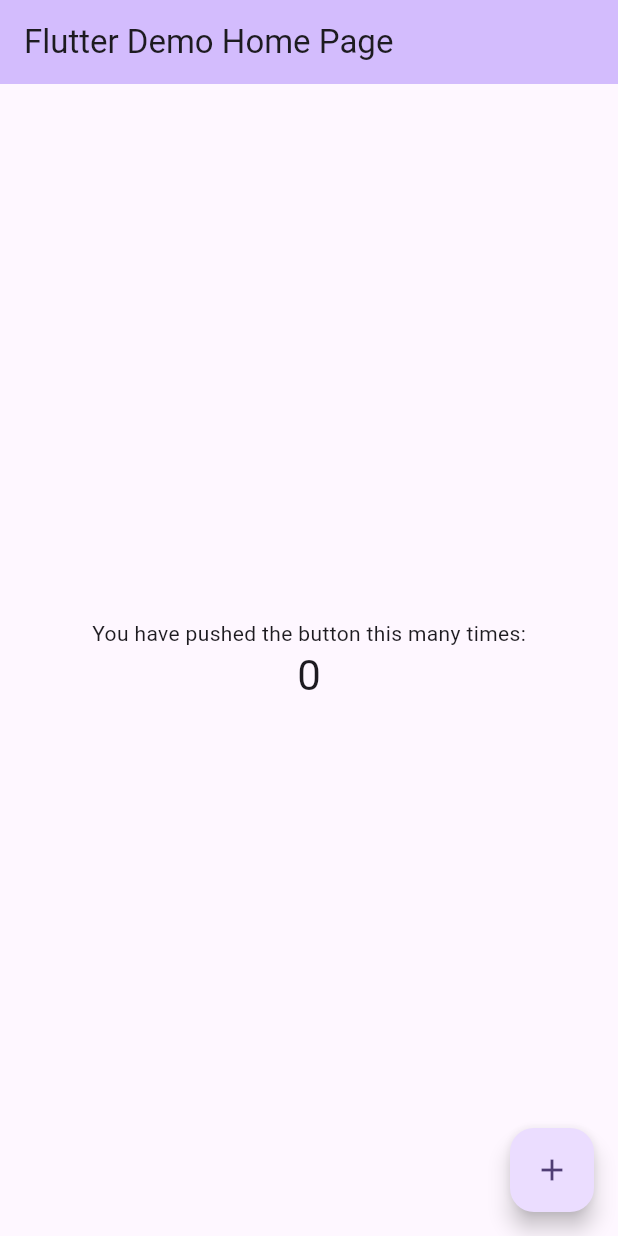
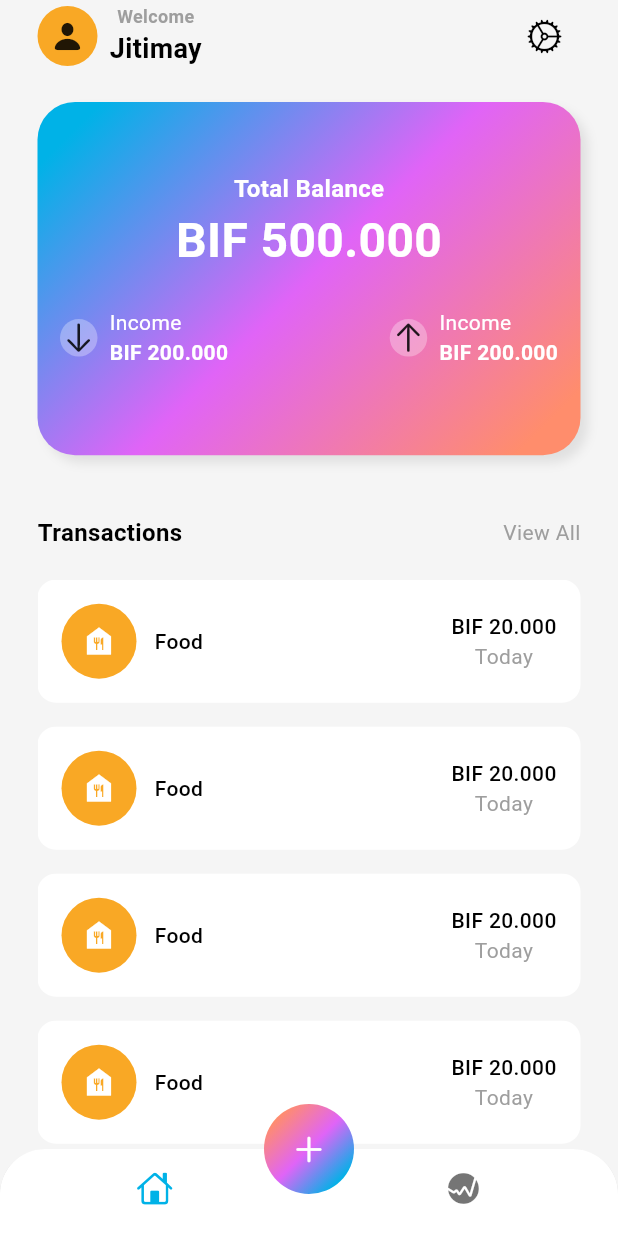
Before and after one commit to Jitimay/clika, a Flutter app: the screen it shows after launch, on a phone screen of 412 x 824 dp. Run offline on Flutter 3.47's test engine with Material 3 defaults, Android fonts, the phone set to English and light mode, and no system bars.

Commit message:
Making UI Better

```diff
--- /dev/null
+++ b/lib/app.dart
@@ -0,0 +1,11 @@
+import 'package:clika/app_view.dart';
+import 'package:flutter/material.dart';
+
+class MyApp extends StatelessWidget {
+  const MyApp({super.key});
+
+  @override
+  Widget build(BuildContext context) {
+    return MyAppView();
+  }
+}
--- /dev/null
+++ b/lib/app_view.dart
@@ -0,0 +1,25 @@
+import 'package:clika/screens/home/views/home_screen.dart';
+import 'package:flutter/material.dart';
+
+class MyAppView extends StatelessWidget {
+  const MyAppView({super.key});
+
+  @override
+  Widget build(BuildContext context) {
+    return MaterialApp(
+      debugShowCheckedModeBanner: false,
+      title: "Klika",
+      theme: ThemeData(
+        colorScheme: ColorScheme.light(
+          surface: Colors.grey.shade100,
+          onSurface: Colors.black,
+          primary: Color(0xFF00B2E7),
+          secondary: Color(0xFFE064F7),
+          tertiary: Color(0xFFFF8D6C),
+          outline: Colors.grey
+        ),
+      ),
+      home: HomeScreen(),
+    );
+  }
+}
--- a/lib/main.dart
+++ b/lib/main.dart
@@ -1,125 +1,7 @@
+import 'package:clika/app.dart';
 import 'package:flutter/material.dart';
 
-void main() {
-  runApp(const MyApp());
+
+void main(){
+  runApp(MyApp());
 }
-
-class MyApp extends StatelessWidget {
-  const MyApp({super.key});
-
-  // This widget is the root of your application.
-  @override
-  Widget build(BuildContext context) {
-    return MaterialApp(
-      title: 'Flutter Demo',
-      theme: ThemeData(
-        // This is the theme of your application.
-        //
-        // TRY THIS: Try running your application with "flutter run". You'll see
-        // the application has a purple toolbar. Then, without quitting the app,
-        // try changing the seedColor in the colorScheme below to Colors.green
-        // and then invoke "hot reload" (save your changes or press the "hot
-        // reload" button in a Flutter-supported IDE, or press "r" if you used
-        // the command line to start the app).
-        //
-        // Notice that the counter didn't reset back to zero; the application
-        // state is not lost during the reload. To reset the state, use hot
-        // restart instead.
-        //
-        // This works for code too, not just values: Most code changes can be
-        // tested with just a hot reload.
-        colorScheme: ColorScheme.fromSeed(seedColor: Colors.deepPurple),
-        useMaterial3: true,
-      ),
-      home: const MyHomePage(title: 'Flutter Demo Home Page'),
-    );
-  }
-}
-
-class MyHomePage extends StatefulWidget {
-  const MyHomePage({super.key, required this.title});
-
-  // This widget is the home page of your application. It is stateful, meaning
-  // that it has a State object (defined below) that contains fields that affect
-  // how it looks.
-
-  // This class is the configuration for the state. It holds the values (in this
-  // case the title) provided by the parent (in this case the App widget) and
-  // used by the build method of the State. Fields in a Widget subclass are
-  // always marked "final".
-
-  final String title;
-
-  @override
-  State<MyHomePage> createState() => _MyHomePageState();
-}
-
-class _MyHomePageState extends State<MyHomePage> {
-  int _counter = 0;
-
-  void _incrementCounter() {
-    setState(() {
-      // This call to setState tells the Flutter framework that something has
-      // changed in this State, which causes it to rerun the build method below
-      // so that the display can reflect the updated values. If we changed
-      // _counter without calling setState(), then the build method would not be
-      // called again, and so nothing would appear to happen.
-      _counter++;
-    });
-  }
-
-  @override
-  Widget build(BuildContext context) {
-    // This method is rerun every time setState is called, for instance as done
-    // by the _incrementCounter method above.
-    //
-    // The Flutter framework has been optimized to make rerunning build methods
-    // fast, so that you can just rebuild anything that needs updating rather
-    // than having to individually change instances of widgets.
-    return Scaffold(
-      appBar: AppBar(
-        // TRY THIS: Try changing the color here to a specific color (to
-        // Colors.amber, perhaps?) and trigger a hot reload to see the AppBar
-        // change color while the other colors stay the same.
-        backgroundColor: Theme.of(context).colorScheme.inversePrimary,
-        // Here we take the value from the MyHomePage object that was created by
-        // the App.build method, and use it to set our appbar title.
-        title: Text(widget.title),
-      ),
-      body: Center(
-        // Center is a layout widget. It takes a single child and positions it
-        // in the middle of the parent.
-        child: Column(
-          // Column is also a layout widget. It takes a list of children and
-          // arranges them vertically. By default, it sizes itself to fit its
-          // children horizontally, and tries to be as tall as its parent.
-          //
-          // Column has various properties to control how it sizes itself and
-          // how it positions its children. Here we use mainAxisAlignment to
-          // center the children vertically; the main axis here is the vertical
-          // axis because Columns are vertical (the cross axis would be
-          // horizontal).
-          //
-          // TRY THIS: Invoke "debug painting" (choose the "Toggle Debug Paint"
-          // action in the IDE, or press "p" in the console), to see the
-          // wireframe for each widget.
-          mainAxisAlignment: MainAxisAlignment.center,
-          children: <Widget>[
-            const Text(
-              'You have pushed the button this many times:',
-            ),
-            Text(
-              '$_counter',
-              style: Theme.of(context).textTheme.headlineMedium,
-            ),
-          ],
-        ),
-      ),
-      floatingActionButton: FloatingActionButton(
-        onPressed: _incrementCounter,
-        tooltip: 'Increment',
-        child: const Icon(Icons.add),
-      ), // This trailing comma makes auto-formatting nicer for build methods.
-    );
-  }
-}
--- /dev/null
+++ b/lib/screens/home/views/home_screen.dart
@@ -0,0 +1,60 @@
+import 'dart:math';
+
+import 'package:clika/screens/home/views/main_screen.dart';
+import 'package:flutter/cupertino.dart';
+import 'package:flutter/material.dart';
+
+class HomeScreen extends StatelessWidget {
+  const HomeScreen({super.key});
+
+  @override
+  Widget build(BuildContext context) {
+    return Scaffold(
+      // appBar: AppBar(),
+      bottomNavigationBar: ClipRRect(
+        borderRadius: BorderRadius.vertical(
+          top: Radius.circular(30)
+        ),
+        child: BottomNavigationBar(
+          backgroundColor: Colors.white,
+            showSelectedLabels: false,
+            showUnselectedLabels: false,
+            elevation: 5,
+            items: [
+              BottomNavigationBarItem(icon: Icon(CupertinoIcons.home),
+                label: 'Home'
+              ),
+              BottomNavigationBarItem(icon: Icon(CupertinoIcons.graph_circle_fill),
+                label: 'Stats'
+              ),
+            ]
+        ),
+      ),
+      floatingActionButtonLocation: FloatingActionButtonLocation.centerDocked,
+      floatingActionButton: Container(
+        width: 60,
+        height: 60,
+        decoration: BoxDecoration(
+          shape: BoxShape.circle,
+          gradient: LinearGradient(
+            colors: [
+              Theme.of(context).colorScheme.tertiary,
+              Theme.of(context).colorScheme.secondary,
+              Theme.of(context).colorScheme.primary,
+            ],
+            transform: const GradientRotation(pi/4)
+          ),
+        ),
+        child: FloatingActionButton(
+          onPressed: () {},
+          backgroundColor: Colors.transparent,
+          elevation: 0,
+          shape: const CircleBorder(),
+          child: const Icon(CupertinoIcons.add),
+        ),
+      ),
+      body: MainScreen(),
+
+    );
+  }
+}
--- /dev/null
+++ b/lib/screens/home/views/main_screen.dart
@@ -0,0 +1,288 @@
+import 'dart:math';
+
+import 'package:flutter/cupertino.dart';
+import 'package:flutter/material.dart';
+
+class MainScreen extends StatelessWidget {
+  const MainScreen({super.key});
+
+  @override
+  Widget build(BuildContext context) {
+    return SafeArea(
+      child: Padding(
+        padding: const EdgeInsets.symmetric(horizontal: 25.0),
+        child: Column(
+          children: [
+            Row(
+              mainAxisAlignment: MainAxisAlignment.spaceBetween,
+              children: [
+                Row(
+                  children: [
+                    Stack(
+                      alignment: Alignment.center,
+                      children: [
+                        Container(
+                          width: 40,
+                          height: 40,
+                          decoration: BoxDecoration(
+                            shape: BoxShape.circle,
+                            color: Colors.yellow[800]
+                          ),
+                        ),
+                        Icon(CupertinoIcons.person_fill)
+                      ],
+                    ),
+                    SizedBox(width: 8,),
+                    Column(
+                      children: [
+                        Text(
+                            "Welcome",
+                          style: TextStyle(
+                            fontSize: 12,
+                            fontWeight: FontWeight.w600,
+                            color: Theme.of(context).colorScheme.outline,
+                          ),
+                        ),
+                        Text(
+                            "Jitimay",
+                          style: TextStyle(
+                            fontSize: 18,
+                            fontWeight: FontWeight.bold,
+                            color: Theme.of(context).colorScheme.onBackground,
+                          ),
+                        ),
+                      ],
+                    )
+                  ],
+                ),
+                IconButton(onPressed: (){}, icon: Icon(CupertinoIcons.settings))
+              ],
+            ),
+            SizedBox(height: 20,),
+            Container(
+              width: MediaQuery.of(context).size.height,
+              height: MediaQuery.of(context).size.height / 3.5,
+              decoration: BoxDecoration(
+                gradient: LinearGradient(
+                    colors: [
+                      Theme.of(context).colorScheme.primary,
+                      Theme.of(context).colorScheme.secondary,
+                      Theme.of(context).colorScheme.tertiary,
+                    ],
+                  transform: const GradientRotation(pi / 4)
+                ),
+                borderRadius: BorderRadius.circular(25),
+                boxShadow: [
+                  BoxShadow(
+                    blurRadius: 5,
+                    color: Colors.grey.shade300,
+                    offset: Offset(5, 5)
+                  )
+                ]
+              ),
+              child: Column(
+                mainAxisAlignment: MainAxisAlignment.center,
+                children: [
+                  Text("Total Balance",
+                    style: TextStyle(
+                      fontSize: 16,
+                      color: Colors.white,
+                      fontWeight: FontWeight.w600,
+                    ),
+                  ),
+                  Text("BIF 500.000",
+                    style: TextStyle(
+                      fontSize: 32,
+                      color: Colors.white,
+                      fontWeight: FontWeight.w600,
+                    ),
+                  ),
+                  SizedBox(height: 10,),
+                  Padding(
+                    padding: const EdgeInsets.symmetric(horizontal: 15, vertical: 12),
+                    child: Row(
+                      mainAxisAlignment: MainAxisAlignment.spaceBetween,
+                      children: [
+                        Row(
+                          children: [
+                            Container(
+                              width: 25,
+                              height: 25,
+                              decoration: BoxDecoration(
+                                color: Colors.white30,
+                                shape: BoxShape.circle,
+                              ),
+                              child: Center(
+                                child: Icon(CupertinoIcons.arrow_down),
+                              ),
+                            ),
+                            SizedBox(width: 8,),
+                            Column(
+                              crossAxisAlignment: CrossAxisAlignment.start,
+                              children: [
+                                Text(
+                                  "Income",
+                                  style: TextStyle(
+                                    fontSize: 14,
+                                    color: Colors.white,
+                                    fontWeight: FontWeight.w400,
+                                  ),
+                                  ),
+                                Text(
+                                  "BIF 200.000",
+                                  style: TextStyle(
+                                    fontSize: 14,
+                                    color: Colors.white,
+                                    fontWeight: FontWeight.w600,
+                                  ),
+                                ),
+                              ],
+                            )
+                          ],
+                        ),
+
+                        Row(
+                          children: [
+                            Container(
+                              width: 25,
+                              height: 25,
+                              decoration: BoxDecoration(
+                                color: Colors.white30,
+                                shape: BoxShape.circle,
+                              ),
+                              child: Center(
+                                child: Icon(CupertinoIcons.arrow_up),
+                              ),
+                            ),
+                            SizedBox(width: 8,),
+                            Column(
+                              crossAxisAlignment: CrossAxisAlignment.start,
+                              children: [
+                                Text("Income",
+                                  style: TextStyle(
+                                    fontSize: 14,
+                                    color: Colors.white,
+                                    fontWeight: FontWeight.w400,
+                                  ),
+                                ),
+                                Text("BIF 200.000",
+                                  style: TextStyle(
+                                    fontSize: 14,
+                                    color: Colors.white,
+                                    fontWeight: FontWeight.w600,
+                                  ),
+                                ),
+                              ],
+                            )
+                          ],
+                        )
+                      ],
+                    ),
+                  )
+                ],
+              ),
+            ),
+            const SizedBox(height: 40,),
+            Row(
+              mainAxisAlignment: MainAxisAlignment.spaceBetween,
+              children: [
+                Text(
+                  'Transactions',
+                  style: TextStyle(
+                    fontSize: 16,
+                    color: Theme.of(context).colorScheme.onBackground,
+                    fontWeight: FontWeight.bold
+                  ),
+                ),
+                GestureDetector(
+                  onTap: (){},
+                  child: Text(
+                    'View All',
+                    style: TextStyle(
+                        fontSize: 14,
+                        color: Theme.of(context).colorScheme.outline,
+                        fontWeight: FontWeight.w400
+                    ),
+                  ),
+                )
+              ],
+            ),
+            const SizedBox(height: 20,),
+            Expanded(
+              child: ListView.builder(
+                itemCount: 6,
+                  itemBuilder: (context, int i){
+                    return Padding(
+                      padding: const EdgeInsets.only(bottom: 16.0),
+                      child: Container(
+                              decoration: BoxDecoration(
+                                color: Colors.white,
+                                borderRadius: BorderRadius.circular(12)
+                              ),
+                              child: Padding(
+                                padding: const EdgeInsets.all(16.0),
+                                child: Row(
+                                  mainAxisAlignment: MainAxisAlignment.spaceBetween,
+                                  children: [
+                                    Row(
+                                      children: [
+                                        Stack(
+                                          alignment: Alignment.center,
+                                          children: [
+                                            Container(
+                                              width: 50,
+                                              height: 50,
+                                              decoration: BoxDecoration(
+                                                color: Colors.yellow[800],
+                                                shape: BoxShape.circle
+                                              ),
+                                            ),
+                                            Icon(Icons.food_bank, color: Colors.white,)
+                                          ],
+                                        ),
+                                        SizedBox(width: 12,),
+                                        Text(
+                                          "Food",
+                                          style: TextStyle(
+                                            fontWeight: FontWeight.w500,
+                                            fontSize: 14,
+                                            color: Theme.of(context).colorScheme.onSurface,
+                                          ),
+                                        ),
+                                      ],
+                                    ),
+                                    Column(
+                                      children: [
+                                        Text(
+                                          "BIF 20.000",
+                                          style: TextStyle(
+                                            fontWeight: FontWeight.w500,
+                                            fontSize: 14,
+                                            color: Theme.of(context).colorScheme.onSurface,
+                                          ),
+                                        ),
+                                        Text(
+                                          "Today",
+                                          style: TextStyle(
+                                            fontWeight: FontWeight.w400,
+                                            fontSize: 14,
+                                            color: Theme.of(context).colorScheme.outline,
+                                          ),
+                                        )
+                                      ],
+                                    )
+                                  ],
+                                ),
+                              ),
+                      ),
+                    );
+                 }
+                 ),
+                ),
+          ]
+    )
+      )
+    );
+
+              }
+}
--- a/pubspec.yaml
+++ b/pubspec.yaml
@@ -34,6 +34,7 @@ dependencies:
   # The following adds the Cupertino Icons font to your application.
   # Use with the CupertinoIcons class for iOS style icons.
   cupertino_icons: ^1.0.8
+  persistent_bottom_nav_bar_v2: ^5.3.1
 
 dev_dependencies:
   flutter_test:
```
Also changed, not shown: lib/authentification/screens.dart (added), lib/datas/data.dart (added), pubspec.lock.
